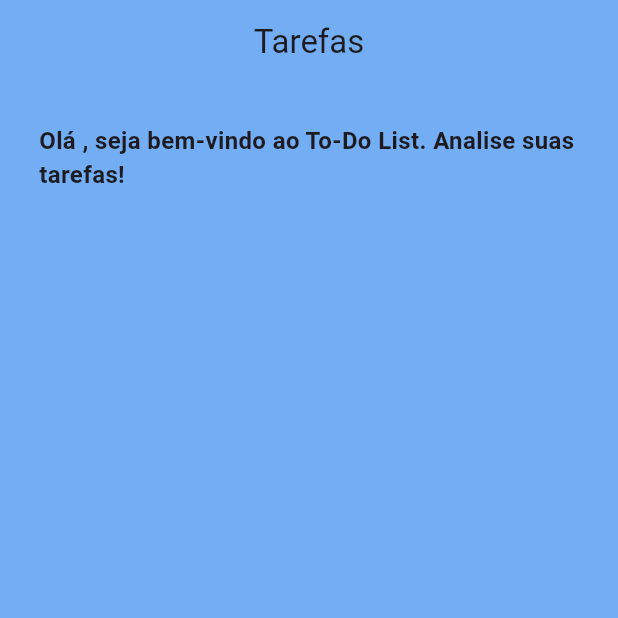
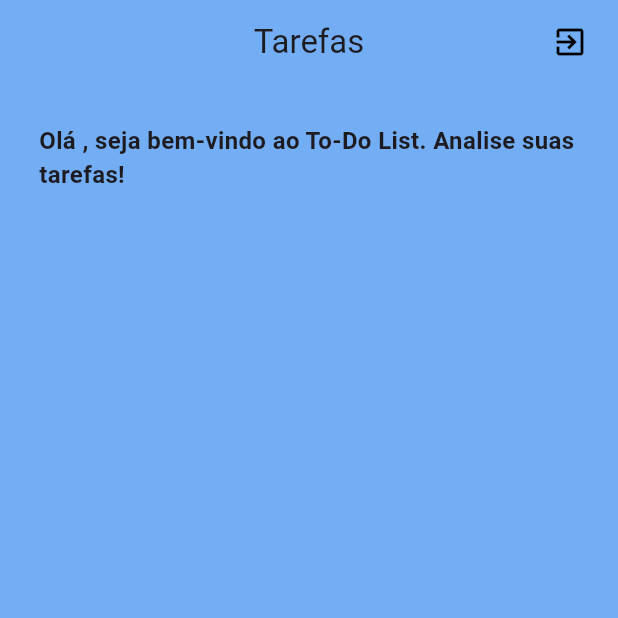
Before and after one commit to Zorzan99/to_do_list_bloc, a Flutter app: the HomePage screen opened by its route, on a phone screen of 412 x 824 dp, the top half of it. Run offline on Flutter 3.47's test engine with Material 3 defaults, Android fonts, the phone set to English and light mode, and no system bars; our stand-ins replace bloc, cloud_firestore, firebase_auth, firebase_core, flutter_bloc; missing offline and left inert: validatorless; accounts and stored records are empty.

Commit message:
Feat: alteracao app bar para sair do app

```diff
--- a/lib/pages/home/home_page.dart
+++ b/lib/pages/home/home_page.dart
@@ -5,6 +5,7 @@ import 'package:to_do_list_bloc/pages/home/home_cubit.dart';
 import 'package:to_do_list_bloc/pages/home/home_state.dart';
 import 'package:to_do_list_bloc/pages/home/widgets/float_button_home.dart';
 import 'package:to_do_list_bloc/pages/home/widgets/todo_list.dart';
+import 'package:to_do_list_bloc/routes/routes.dart';
 
 class HomePage extends StatefulWidget {
   const HomePage({Key? key}) : super(key: key);
@@ -33,6 +34,21 @@ class _HomePageState extends State<HomePage> {
         centerTitle: true,
         title: const Text('Tarefas'),
         automaticallyImplyLeading: false,
+        actions: [
+          Padding(
+            padding: const EdgeInsets.only(right: 20.0),
+            child: GestureDetector(
+              onTap: () {
+                Navigator.pushNamedAndRemoveUntil(
+                    context, Routes.loginRoute, (route) => false);
+              },
+              child: const Icon(
+                Icons.exit_to_app,
+                color: Colors.black,
+              ),
+            ),
+          ),
+        ],
       ),
       body: Padding(
         padding: const EdgeInsets.all(10),
```
